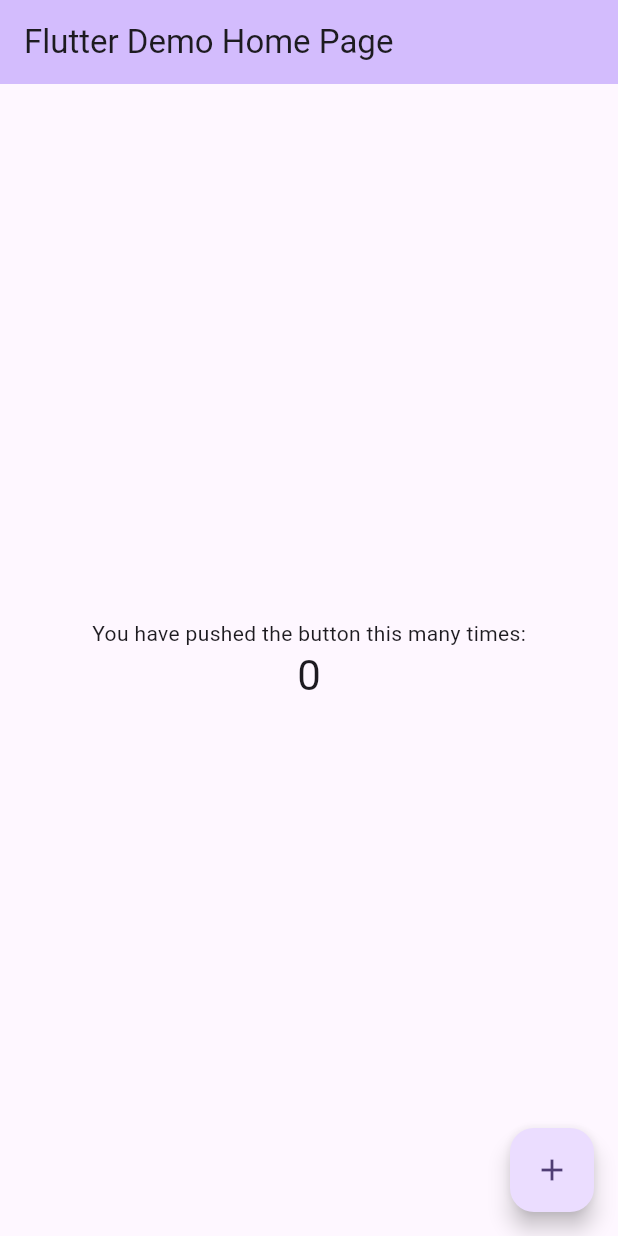
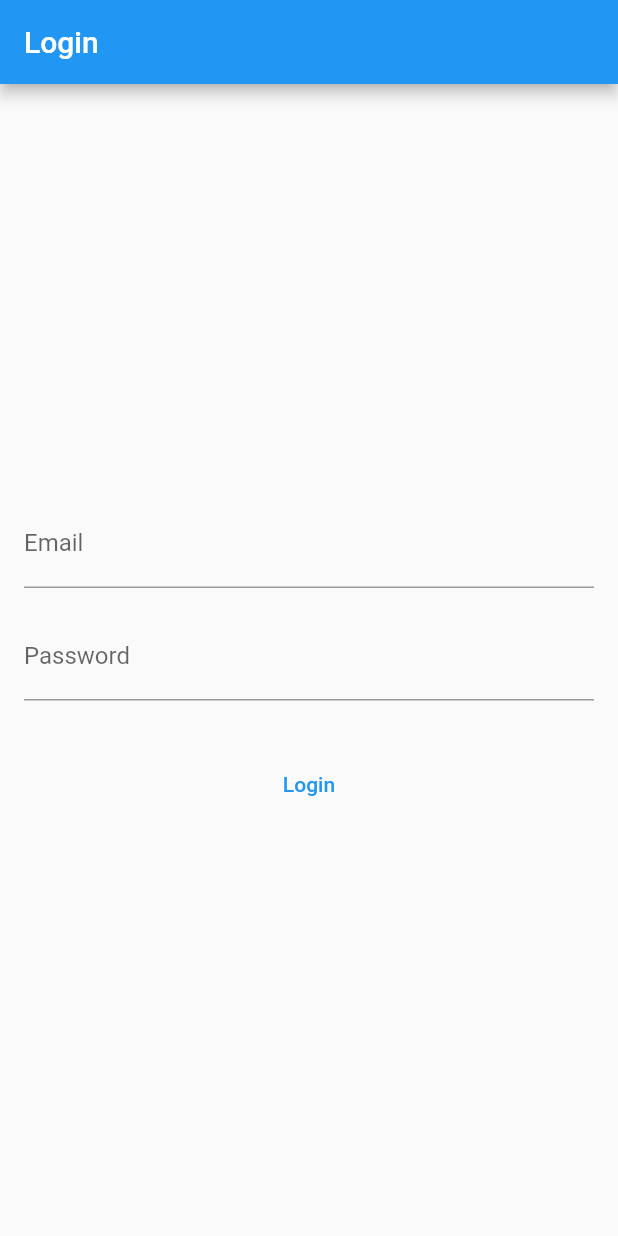
Before and after one commit to CoderInTheWoods/music_sync, a Flutter app: the screen it shows after launch, on a phone screen of 412 x 824 dp. Run offline on Flutter 3.47's test engine with Material 2 defaults, Android fonts, the phone set to English and light mode, and no system bars; our stand-ins replace firebase_auth, firebase_core; accounts and stored records are empty.

```diff
--- a/lib/main.dart
+++ b/lib/main.dart
@@ -1,6 +1,19 @@
+import 'dart:io';
+
+import 'package:firebase_core/firebase_core.dart';
 import 'package:flutter/material.dart';
+import 'package:music_sync/screens/login_screen.dart';
 
-void main() {
+Future<void> main() async {
+  WidgetsFlutterBinding.ensureInitialized();
+  Platform.isAndroid
+      ? await Firebase.initializeApp(
+          options: const FirebaseOptions(
+              apiKey: "AIzaSyAfwOw2H8SFZvNRtuSFyWdd4fvD3EjRJ44",
+              appId: "1:233328601839:android:96de63e920c3d2896f091a",
+              messagingSenderId: "233328601839",
+              projectId: "musicsync-app"))
+      : await Firebase.initializeApp();
   runApp(const MyApp());
 }
 
@@ -10,43 +23,12 @@ class MyApp extends StatelessWidget {
   // This widget is the root of your application.
   @override
   Widget build(BuildContext context) {
-    return MaterialApp(
-      title: 'Flutter Demo',
-      theme: ThemeData(
-        // This is the theme of your application.
-        //
-        // TRY THIS: Try running your application with "flutter run". You'll see
-        // the application has a blue toolbar. Then, without quitting the app,
-        // try changing the seedColor in the colorScheme below to Colors.green
-        // and then invoke "hot reload" (save your changes or press the "hot
-        // reload" button in a Flutter-supported IDE, or press "r" if you used
-        // the command line to start the app).
-        //
-        // Notice that the counter didn't reset back to zero; the application
-        // state is not lost during the reload. To reset the state, use hot
-        // restart instead.
-        //
-        // This works for code too, not just values: Most code changes can be
-        // tested with just a hot reload.
-        colorScheme: ColorScheme.fromSeed(seedColor: Colors.deepPurple),
-        useMaterial3: true,
-      ),
-      home: const MyHomePage(title: 'Flutter Demo Home Page'),
-    );
+    return const MaterialApp(home: LoginScreen());
   }
 }
 
 class MyHomePage extends StatefulWidget {
   const MyHomePage({super.key, required this.title});
-
-  // This widget is the home page of your application. It is stateful, meaning
-  // that it has a State object (defined below) that contains fields that affect
-  // how it looks.
-
-  // This class is the configuration for the state. It holds the values (in this
-  // case the title) provided by the parent (in this case the App widget) and
-  // used by the build method of the State. Fields in a Widget subclass are
-  // always marked "final".
 
   final String title;
 
@@ -55,71 +37,15 @@ class MyHomePage extends StatefulWidget {
 }
 
 class _MyHomePageState extends State<MyHomePage> {
-  int _counter = 0;
-
-  void _incrementCounter() {
-    setState(() {
-      // This call to setState tells the Flutter framework that something has
-      // changed in this State, which causes it to rerun the build method below
-      // so that the display can reflect the updated values. If we changed
-      // _counter without calling setState(), then the build method would not be
-      // called again, and so nothing would appear to happen.
-      _counter++;
-    });
-  }
-
   @override
   Widget build(BuildContext context) {
-    // This method is rerun every time setState is called, for instance as done
-    // by the _incrementCounter method above.
-    //
-    // The Flutter framework has been optimized to make rerunning build methods
-    // fast, so that you can just rebuild anything that needs updating rather
-    // than having to individually change instances of widgets.
     return Scaffold(
-      appBar: AppBar(
-        // TRY THIS: Try changing the color here to a specific color (to
-        // Colors.amber, perhaps?) and trigger a hot reload to see the AppBar
-        // change color while the other colors stay the same.
-        backgroundColor: Theme.of(context).colorScheme.inversePrimary,
-        // Here we take the value from the MyHomePage object that was created by
-        // the App.build method, and use it to set our appbar title.
-        title: Text(widget.title),
-      ),
-      body: Center(
-        // Center is a layout widget. It takes a single child and positions it
-        // in the middle of the parent.
-        child: Column(
-          // Column is also a layout widget. It takes a list of children and
-          // arranges them vertically. By default, it sizes itself to fit its
-          // children horizontally, and tries to be as tall as its parent.
-          //
-          // Column has various properties to control how it sizes itself and
-          // how it positions its children. Here we use mainAxisAlignment to
-          // center the children vertically; the main axis here is the vertical
-          // axis because Columns are vertical (the cross axis would be
-          // horizontal).
-          //
-          // TRY THIS: Invoke "debug painting" (choose the "Toggle Debug Paint"
-          // action in the IDE, or press "p" in the console), to see the
-          // wireframe for each widget.
-          mainAxisAlignment: MainAxisAlignment.center,
-          children: <Widget>[
-            const Text(
-              'You have pushed the button this many times:',
-            ),
-            Text(
-              '$_counter',
-              style: Theme.of(context).textTheme.headlineMedium,
-            ),
-          ],
+        appBar: AppBar(
+          backgroundColor: Theme.of(context).colorScheme.inversePrimary,
+          title: Text(widget.title),
         ),
-      ),
-      floatingActionButton: FloatingActionButton(
-        onPressed: _incrementCounter,
-        tooltip: 'Increment',
-        child: const Icon(Icons.add),
-      ), // This trailing comma makes auto-formatting nicer for build methods.
-    );
+        body: const Center(
+          child: Text("HHH"),
+        ));
   }
 }
--- /dev/null
+++ b/lib/screens/login_screen.dart
@@ -0,0 +1,86 @@
+import 'package:flutter/material.dart';
+import 'package:firebase_auth/firebase_auth.dart';
+
+class LoginScreen extends StatefulWidget {
+  const LoginScreen({super.key});
+
+  @override
+  LoginScreenState createState() => LoginScreenState();
+}
+
+class LoginScreenState extends State<LoginScreen> {
+  final FirebaseAuth _auth = FirebaseAuth.instance;
+  final TextEditingController _emailController = TextEditingController();
+  final TextEditingController _passwordController = TextEditingController();
+  bool _isLoading = false;
+
+  @override
+  Widget build(BuildContext context) {
+    return Scaffold(
+      appBar: AppBar(
+        title: Text('Login'),
+      ),
+      body: Padding(
+        padding: EdgeInsets.all(16.0),
+        child: Column(
+          mainAxisAlignment: MainAxisAlignment.center,
+          children: <Widget>[
+            TextField(
+              controller: _emailController,
+              decoration: InputDecoration(labelText: 'Email'),
+            ),
+            SizedBox(height: 16.0),
+            TextField(
+              controller: _passwordController,
+              decoration: InputDecoration(labelText: 'Password'),
+              obscureText: true,
+            ),
+            SizedBox(height: 32.0),
+            _isLoading
+                ? CircularProgressIndicator()
+                : TextButton(
+                    onPressed: () => _login(),
+                    child: Text('Login'),
+                  ),
+          ],
+        ),
+      ),
+    );
+  }
+
+  Future<void> _login() async {
+    setState(() {
+      _isLoading = true;
+    });
+
+    try {
+      final String email = _emailController.text.trim();
+      final String password = _passwordController.text;
+
+      // Sign in with email and password
+      final UserCredential userCredential =
+          await _auth.signInWithEmailAndPassword(
+        email: email,
+        password: password,
+      );
+
+      // If successful, navigate to home page
+      if (userCredential.user != null) {
+        Navigator.pushReplacementNamed(context, '/home');
+      }
+    } catch (e) {
+      // Handle errors here
+      print('Error logging in: $e');
+      // Show error message to the user
+      ScaffoldMessenger.of(context).showSnackBar(
+        SnackBar(
+          content: Text('Failed to log in. Please try again.'),
+        ),
+      );
+    } finally {
+      setState(() {
+        _isLoading = false;
+      });
+    }
+  }
+}
--- a/pubspec.yaml
+++ b/pubspec.yaml
@@ -35,6 +35,8 @@ dependencies:
   # The following adds the Cupertino Icons font to your application.
   # Use with the CupertinoIcons class for iOS style icons.
   cupertino_icons: ^1.0.2
+  firebase_core: ^2.24.2
+  firebase_auth: ^4.16.0
 
 dev_dependencies:
   flutter_test:
```
Also changed, not shown: pubspec.lock, 7 other files.
